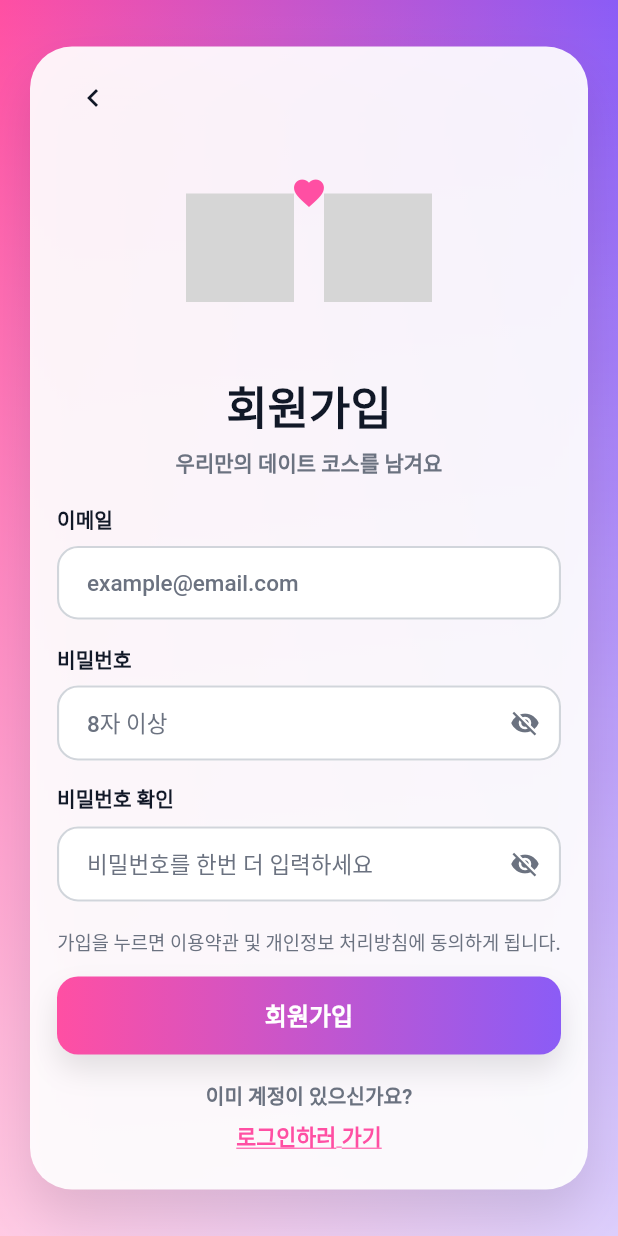
After one commit to JIKYUNGHEE/Deco, a Flutter app: the SignupScreen screen opened by its route, on a phone screen of 412 x 824 dp. The commit adds this screen. Run offline on Flutter 3.47's test engine with Material 3 defaults, Android fonts, the light colour scheme and no system bars; our stand-ins replace firebase_core, flutter_svg, go_router; accounts and stored records are empty; Roboto replaces fonts that are missing (Cafe24SsurroundAir); grey boxes are pictures that could not be loaded.

Commit message:
feat: 회원가입 ui 완성

```diff
--- /dev/null
+++ b/lib/auth/bear_in_love_illustration.dart
@@ -0,0 +1,71 @@
+import 'package:flutter/material.dart';
+import 'package:flutter_svg/flutter_svg.dart';
+
+import '../ui/core/themes/app_colors.dart';
+
+class BearInLoveIllustration extends StatefulWidget {
+  const BearInLoveIllustration({super.key});
+
+  @override
+  State<BearInLoveIllustration> createState() => _BearInLoveIllustrationState();
+}
+
+class _BearInLoveIllustrationState extends State<BearInLoveIllustration>
+    with SingleTickerProviderStateMixin {
+  late final AnimationController _controller;
+
+  @override
+  void initState() {
+    super.initState();
+    _controller = AnimationController(
+      vsync: this,
+      duration: const Duration(milliseconds: 900),
+    )..repeat(reverse: true);
+  }
+
+  @override
+  void dispose() {
+    _controller.dispose();
+    super.dispose();
+  }
+
+  @override
+  Widget build(BuildContext context) {
+    return SizedBox(
+      height: 140,
+      child: Stack(
+        alignment: Alignment.center,
+        children: [
+          Row(
+            mainAxisAlignment: MainAxisAlignment.center,
+            children: [
+              SvgPicture.asset(
+                'assets/illustrations/pink-bear.svg',
+                width: 72,
+              ),
+              const SizedBox(width: 20),
+              SvgPicture.asset(
+                'assets/illustrations/purple-bear.svg',
+                width: 72,
+              ),
+            ],
+          ),
+
+          Positioned(
+            top: 20,
+            child: ScaleTransition(
+              scale: Tween(begin: 0.85, end: 1.1)
+                  .chain(CurveTween(curve: Curves.easeInOut))
+                  .animate(_controller),
+              child: Icon(
+                Icons.favorite,
+                color: AppColors.primary,
+                size: 28,
+              ),
+            ),
+          ),
+        ],
+      ),
+    );
+  }
+}
--- /dev/null
+++ b/lib/auth/signup_screen.dart
@@ -0,0 +1,331 @@
+import 'package:flutter/material.dart';
+import 'package:go_router/go_router.dart';
+
+import '../ui/core/themes/deco_theme_extension.dart';
+import '../ui/core/widgets/deco_primary_button.dart';
+import '../ui/core/widgets/deco_text_field.dart';
+import 'bear_in_love_illustration.dart';
+
+class SignupScreen extends StatefulWidget {
+  const SignupScreen({super.key});
+
+  @override
+  State<SignupScreen> createState() => _SignupScreenState();
+}
+
+class _SignupScreenState extends State<SignupScreen> {
+  final _nicknameCtrl = TextEditingController();
+  final _emailCtrl = TextEditingController();
+  final _pwCtrl = TextEditingController();
+  final _pw2Ctrl = TextEditingController();
+
+  bool _obscurePw = true;
+  bool _obscurePw2 = true;
+
+  @override
+  void dispose() {
+    _nicknameCtrl.dispose();
+    _emailCtrl.dispose();
+    _pwCtrl.dispose();
+    _pw2Ctrl.dispose();
+    super.dispose();
+  }
+
+  @override
+  Widget build(BuildContext context) {
+    final decoTheme = Theme.of(context).extension<DecoThemeExtension>()!;
+
+    return Scaffold(
+      resizeToAvoidBottomInset: true,
+      body: Stack(
+        children: [
+          Positioned.fill(
+            child: Container(
+              decoration: BoxDecoration(gradient: decoTheme.primaryGradient),
+            ),
+          ),
+          Positioned.fill(
+            child: Container(
+              decoration: const BoxDecoration(
+                gradient: LinearGradient(
+                  begin: Alignment.topCenter,
+                  end: Alignment.bottomCenter,
+                  colors: [Color(0x00FFFFFF), Color(0xB3FFFFFF)],
+                ),
+              ),
+            ),
+          ),
+
+          SafeArea(
+            child: LayoutBuilder(
+              builder: (context, constraints) {
+                final bottomInset = MediaQuery.of(context).viewInsets.bottom;
+
+                return SingleChildScrollView(
+                  padding: EdgeInsets.fromLTRB(20, 20, 20, 20 + bottomInset),
+                  keyboardDismissBehavior: ScrollViewKeyboardDismissBehavior.onDrag,
+                  child: ConstrainedBox(constraints: BoxConstraints(minHeight: constraints.maxHeight - 40),child: Center(
+                    child: _SignupCard(
+                      child: Column(
+                        mainAxisSize: MainAxisSize.min,
+                        children: [
+                          Row(
+                            children: [
+                              IconButton(
+                                onPressed: () => context.pop(),
+                                icon: Icon(
+                                  Icons.chevron_left,
+                                  color: decoTheme.textPrimary,
+                                ),
+                              ),
+                              const Spacer(),
+                            ],
+                          ),
+
+                          const SizedBox(height: 6),
+
+                          const BearInLoveIllustration(),
+                          const SizedBox(height: 14),
+
+                          Text(
+                            '회원가입',
+                            style: TextStyle(
+                              fontSize: 30,
+                              fontWeight: FontWeight.w900,
+                              color: decoTheme.textPrimary,
+                            ),
+                          ),
+                          const SizedBox(height: 6),
+                          Text(
+                            '우리만의 데이트 코스를 남겨요',
+                            style: TextStyle(
+                              fontSize: 14,
+                              fontWeight: FontWeight.w600,
+                              color: decoTheme.textSecondary,
+                            ),
+                          ),
+
+                          const SizedBox(height: 18),
+
+                          // _Label('닉네임'),
+                          // const SizedBox(height: 8),
+                          // DecoTextField(
+                          //   controller: _nicknameCtrl,
+                          //   hintText: '예) 한결커플닉네임',
+                          // ),
+                          //
+                          // const SizedBox(height: 14),
+
+                          // 이메일
+                          _Label('이메일'),
+                          const SizedBox(height: 8),
+                          DecoTextField(
+                            controller: _emailCtrl,
+                            hintText: 'example@email.com',
+                            keyboardType: TextInputType.emailAddress,
+                          ),
+
+                          const SizedBox(height: 14),
+
+                          // 비밀번호
+                          _Label('비밀번호'),
+                          const SizedBox(height: 8),
+                          DecoTextField(
+                            controller: _pwCtrl,
+                            hintText: '8자 이상',
+                            obscureText: _obscurePw,
+                            suffixIcon: IconButton(
+                              onPressed: () =>
+                                  setState(() => _obscurePw = !_obscurePw),
+                              icon: Icon(
+                                _obscurePw
+                                    ? Icons.visibility_off
+                                    : Icons.visibility,
+                                size: 20,
+                                color: decoTheme.textSecondary,
+                              ),
+                            ),
+                          ),
+
+                          const SizedBox(height: 14),
+
+                          // 비밀번호 확인
+                          _Label('비밀번호 확인'),
+                          const SizedBox(height: 8),
+                          DecoTextField(
+                            controller: _pw2Ctrl,
+                            hintText: '비밀번호를 한번 더 입력하세요',
+                            obscureText: _obscurePw2,
+                            suffixIcon: IconButton(
+                              onPressed: () =>
+                                  setState(() => _obscurePw2 = !_obscurePw2),
+                              icon: Icon(
+                                _obscurePw2
+                                    ? Icons.visibility_off
+                                    : Icons.visibility,
+                                size: 20,
+                                color: decoTheme.textSecondary,
+                              ),
+                            ),
+                          ),
+
+                          const SizedBox(height: 16),
+
+                          Text(
+                            '가입을 누르면 이용약관 및 개인정보 처리방침에 동의하게 됩니다.',
+                            textAlign: TextAlign.center,
+                            style: TextStyle(
+                              fontSize: 12.5,
+                              height: 1.35,
+                              color: decoTheme.textSecondary,
+                              fontWeight: FontWeight.w500,
+                            ),
+                          ),
+
+                          const SizedBox(height: 14),
+
+                          // CTA
+                          DecoPrimaryButton(label: '회원가입', onPressed: () {}),
+
+                          const SizedBox(height: 18),
+
+                          Text(
+                            '이미 계정이 있으신가요?',
+                            style: TextStyle(
+                              fontSize: 13.5,
+                              color: decoTheme.textSecondary,
+                              fontWeight: FontWeight.w600,
+                            ),
+                          ),
+                          const SizedBox(height: 6),
+
+                          GestureDetector(
+                            onTap: () => context.go('/login'),
+                            child: Text(
+                              '로그인하러 가기',
+                              style: TextStyle(
+                                fontSize: 14.5,
+                                fontWeight: FontWeight.w800,
+                                color: decoTheme.outlinePressed,
+                                decoration: TextDecoration.underline,
+                                decorationColor: decoTheme.outlinePressed,
+                              ),
+                            ),
+                          ),
+                          const SizedBox(height: 6),
+                        ],
+                      ),
+                    ),
+                  ),),
+                );
+              },
+            ),
+          ),
+        ],
+      ),
+    );
+  }
+}
+
+class _SignupCard extends StatelessWidget {
+  final Widget child;
+
+  const _SignupCard({required this.child});
+
+  @override
+  Widget build(BuildContext context) {
+    return Container(
+      width: double.infinity,
+      constraints: const BoxConstraints(maxWidth: 380),
+      padding: const EdgeInsets.fromLTRB(18, 10, 18, 18),
+      decoration: BoxDecoration(
+        color: Colors.white.withOpacity(0.92),
+        borderRadius: BorderRadius.circular(28),
+        boxShadow: const [
+          BoxShadow(
+            blurRadius: 28,
+            offset: Offset(0, 18),
+            color: Color(0x1A000000),
+          ),
+        ],
+      ),
+      child: child,
+    );
+  }
+}
+
+class _Label extends StatelessWidget {
+  final String text;
+
+  const _Label(this.text);
+
+  @override
+  Widget build(BuildContext context) {
+    final deco = Theme.of(context).extension<DecoThemeExtension>()!;
+    return Align(
+      alignment: Alignment.centerLeft,
+      child: Text(
+        text,
+        style: TextStyle(
+          fontSize: 13.5,
+          fontWeight: FontWeight.w800,
+          color: deco.textPrimary,
+        ),
+      ),
+    );
+  }
+}
+
+class _CoupleIllustration extends StatelessWidget {
+  const _CoupleIllustration();
+
+  @override
+  Widget build(BuildContext context) {
+    return SizedBox(
+      height: 86,
+      child: Row(
+        mainAxisAlignment: MainAxisAlignment.center,
+        children: const [
+          _BlobFace(isPink: true),
+          SizedBox(width: 10),
+          Text('💕', style: TextStyle(fontSize: 22)),
+          SizedBox(width: 10),
+          _BlobFace(isPink: false),
+        ],
+      ),
+    );
+  }
+}
+
+class _BlobFace extends StatelessWidget {
+  final bool isPink;
+  const _BlobFace({required this.isPink});
+
+  @override
+  Widget build(BuildContext context) {
+    return Container(
+      width: 72,
+      height: 72,
+      decoration: BoxDecoration(
+        shape: BoxShape.circle,
+        gradient: LinearGradient(
+          begin: Alignment.topLeft,
+          end: Alignment.bottomRight,
+          colors: isPink
+              ? const [Color(0xFFFF7ABF), Color(0xFFE85AAE)]
+              : const [Color(0xFFB69CFF), Color(0xFF7A5CFF)],
+        ),
+        boxShadow: const [
+          BoxShadow(
+            blurRadius: 14,
+            offset: Offset(0, 10),
+            color: Color(0x24000000),
+          ),
+        ],
+      ),
+      child: const Center(
+        child: Text('•  •\n  ▢', textAlign: TextAlign.center),
+      ),
+    );
+  }
+}
--- a/lib/routing/router.dart
+++ b/lib/routing/router.dart
@@ -1,3 +1,4 @@
+import 'package:deco/auth/signup_screen.dart';
 import 'package:deco/config/app_state.dart';
 import 'package:deco/ui/calendar/calendar_screen.dart';
 import 'package:deco/ui/connect/connect_screen.dart';
@@ -70,6 +71,7 @@ GoRouter createRouter(AppState appState) {
       GoRoute(path: '/theme', builder: (context, state) => ThemePreviewPage()),
       GoRoute(path: '/onboarding', builder: (context, state) => OnboardingScreen()),
       GoRoute(path: '/terms', builder: (context, state) => TermsAgreeScreen()),
+      GoRoute(path: '/signup', builder: (context, state) => SignupScreen()),
       GoRoute(path: '/login', builder: (context, state) => LoginScreen()),
       GoRoute(path: '/connect', builder: (context, state) => ConnectScreen()),
       StatefulShellRoute.indexedStack(
--- a/lib/ui/core/themes/app_colors.dart
+++ b/lib/ui/core/themes/app_colors.dart
@@ -13,6 +13,9 @@ class AppColors {
   static const gray600 = Color(0xFF4B5563);
   static const gray800 = Color(0xFF1F2937);
   static const gray900Dark = Color(0xFF111827);
+
+  static const error = Color(0xFFE44D61);
+  static const errorDark = Color(0xFFFF6B7A);
 
   // Brand
   static const primary = Color(0xFFFF4FA3); // 핑크(메인 버튼/포인트)
--- a/lib/ui/core/themes/deco_theme_extension.dart
+++ b/lib/ui/core/themes/deco_theme_extension.dart
@@ -17,6 +17,8 @@ class DecoThemeExtension extends ThemeExtension<DecoThemeExtension> {
   final Color outlinePressed;
   final Color overlayBase;
 
+  final Color error;
+
   const DecoThemeExtension({
     required this.primaryGradient,
     required this.textPrimary,
@@ -27,6 +29,7 @@ class DecoThemeExtension extends ThemeExtension<DecoThemeExtension> {
     required this.disabledText,
     required this.outlinePressed,
     required this.overlayBase,
+    required this.error,
   });
   static const light = DecoThemeExtension(
     primaryGradient: LinearGradient(
@@ -45,6 +48,7 @@ class DecoThemeExtension extends ThemeExtension<DecoThemeExtension> {
     disabledBg: AppColors.gray200,
     outlinePressed: AppColors.primary,
     overlayBase: AppColors.primary,
+    error: AppColors.error,
   );
 
   static const dark = DecoThemeExtension(
@@ -64,6 +68,7 @@ class DecoThemeExtension extends ThemeExtension<DecoThemeExtension> {
     disabledBg: AppColors.gray800,
     outlinePressed: AppColors.primaryDark,
     overlayBase: AppColors.primaryDark,
+    error: AppColors.errorDark,
   );
 
   @override
@@ -77,6 +82,7 @@ class DecoThemeExtension extends ThemeExtension<DecoThemeExtension> {
     Color? disabledBg,
     Color? outlinePressed,
     Color? overlayBase,
+    Color? error,
   }) {
     return DecoThemeExtension(
       primaryGradient: primaryGradient ?? this.primaryGradient,
@@ -88,6 +94,7 @@ class DecoThemeExtension extends ThemeExtension<DecoThemeExtension> {
       disabledBg: disabledBg ?? this.disabledBg,
       outlinePressed: outlinePressed ?? this.outlinePressed,
       overlayBase: overlayBase ?? this.overlayBase,
+      error: error ?? this.error,
     );
   }
 
@@ -105,6 +112,7 @@ class DecoThemeExtension extends ThemeExtension<DecoThemeExtension> {
       disabledBg: Color.lerp(disabledBg, other.disabledBg, t)!,
       outlinePressed: Color.lerp(outlinePressed, other.outlinePressed, t)!,
       overlayBase: Color.lerp(overlayBase, other.overlayBase, t)!,
+      error: Color.lerp(error, other.error, t)!,
     );
   }
 }
--- a/lib/ui/core/widgets/deco_text_field.dart
+++ b/lib/ui/core/widgets/deco_text_field.dart
@@ -0,0 +1,123 @@
+import 'package:flutter/material.dart';
+import '../themes/deco_theme_extension.dart';
+
+class DecoTextField extends StatelessWidget {
+  final TextEditingController? controller;
+  final String? hintText;
+  final bool obscureText;
+  final bool enabled;
+  final TextInputType keyboardType;
+  final Widget? suffixIcon;
+  final String? errorText;
+  final int maxLines;
+  final VoidCallback? onTap;
+
+  const DecoTextField({
+    super.key,
+    this.controller,
+    this.hintText,
+    this.obscureText = false,
+    this.enabled = true,
+    this.keyboardType = TextInputType.text,
+    this.suffixIcon,
+    this.errorText,
+    this.maxLines = 1,
+    this.onTap,
+  });
+
+  @override
+  Widget build(BuildContext context) {
+    final decoTheme = Theme.of(context).extension<DecoThemeExtension>()!;
+    final hasError = errorText != null && errorText!.isNotEmpty;
+
+    return Column(
+      crossAxisAlignment: CrossAxisAlignment.start,
+      children: [
+        SizedBox(
+          height: 52,
+          child: TextField(
+            controller: controller,
+            obscureText: obscureText,
+            enabled: enabled,
+            keyboardType: keyboardType,
+            maxLines: maxLines,
+            onTap: onTap,
+            style: TextStyle(
+              fontSize: 15,
+              fontWeight: FontWeight.w600,
+              color: enabled ? decoTheme.textPrimary : decoTheme.disabledText,
+            ),
+            decoration: InputDecoration(
+              hintText: hintText,
+              hintStyle: TextStyle(
+                color: decoTheme.textSecondary,
+                fontWeight: FontWeight.w500,
+              ),
+
+              contentPadding: const EdgeInsets.symmetric(
+                horizontal: 16,
+                vertical: 14,
+              ),
+
+              suffixIcon: suffixIcon,
+
+              enabledBorder: OutlineInputBorder(
+                borderRadius: BorderRadius.circular(14),
+                borderSide: BorderSide(
+                  color: decoTheme.outlineColor,
+                  width: 1.4,
+                ),
+              ),
+
+              focusedBorder: OutlineInputBorder(
+                borderRadius: BorderRadius.circular(14),
+                borderSide: BorderSide(
+                  color: decoTheme.outlinePressed,
+                  width: 1.6,
+                ),
+              ),
+
+              errorBorder: OutlineInputBorder(
+                borderRadius: BorderRadius.circular(14),
+                borderSide: BorderSide(
+                  color: decoTheme.error,
+                  width: 1.6,
+                ),
+              ),
+
+              focusedErrorBorder: OutlineInputBorder(
+                borderRadius: BorderRadius.circular(14),
+                borderSide: BorderSide(
+                  color: decoTheme.error,
+                  width: 1.8,
+                ),
+              ),
+
+              errorText: null,
+
+              filled: true,
+              fillColor: enabled
+                  ? Colors.white
+                  : decoTheme.disabledBg.withOpacity(0.6),
+            ),
+          ),
+        ),
+
+        if (hasError) ...[
+          const SizedBox(height: 6),
+          Padding(
+            padding: const EdgeInsets.only(left: 4),
+            child: Text(
+              errorText!,
+              style: TextStyle(
+                fontSize: 12.5,
+                fontWeight: FontWeight.w600,
+                color: decoTheme.error,
+              ),
+            ),
+          ),
+        ],
+      ],
+    );
+  }
+}
--- a/lib/ui/terms/terms_agree_screen.dart
+++ b/lib/ui/terms/terms_agree_screen.dart
@@ -174,8 +174,7 @@ class _TermsAgreeScreenState extends State<TermsAgreeScreen> {
                               child: DecoPrimaryButton(
                                 label: '동의하고 데코 시작하기  ❤',
                                 onPressed: () {
-                                  // TODO: (필수 동의 저장) 후 다음 단계
-                                  // 예: context.go('/signup'); 또는 홈/커플연결
+                                  context.go('/signup');
                                 },
                               ),
                             ),
```
Also changed, not shown: assets/illustrations/bear-with-message-pink.svg (added), assets/illustrations/bear-with-message-purple.svg (added), assets/illustrations/bears-in-love.svg (added), assets/illustrations/blue-bear.svg (added), assets/illustrations/green-bear.svg (added), assets/illustrations/happy-bear-pink.svg (added), assets/illustrations/happy-bear-purple.svg (added), assets/illustrations/pink-bear.svg (added), assets/illustrations/purple-bear.svg (added), assets/illustrations/waving-bear-pink.svg (added), assets/illustrations/waving-bear-purple.svg (added), pubspec.lock.
